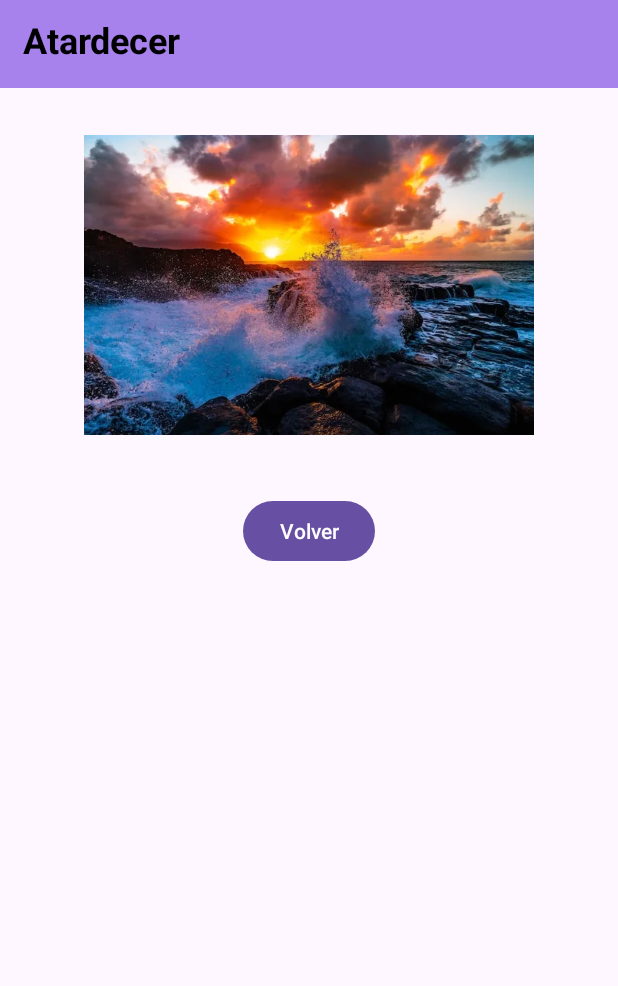
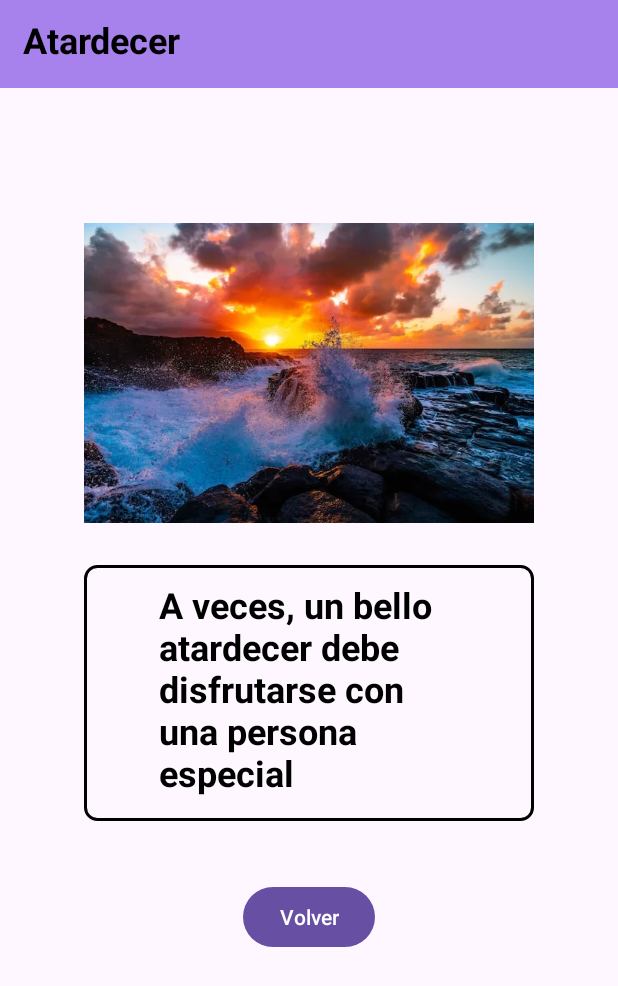
Before and after one commit to AldoVasquez07/PPDM_2024, an Android app: the screen it shows after launch (MainActivity), after a tap on "Siguiente", on a phone screen of 412 x 824 dp. Shown: the top 986 px of the screen. Run offline under Robolectric (Android 15) with nearby library versions, the phone set to English and light mode, and no system bars.

Commit message:
Se ha añadido un scroll y se han integrado cambios de diseño como una descripción de las imagenes y su respectivo encuadre.

```diff
--- a/Unidad_2/Practica_4/Ejercicios_Propuestos/App_Ejercicio_1/app/src/main/java/com/ppdm/app_ejercicio_1/modelos/ImageDisplayFragment.kt
+++ b/Unidad_2/Practica_4/Ejercicios_Propuestos/App_Ejercicio_1/app/src/main/java/com/ppdm/app_ejercicio_1/modelos/ImageDisplayFragment.kt
@@ -16,6 +16,7 @@ class ImageDisplayFragment : Fragment() {
     private lateinit var imageView: ImageView
     private lateinit var backButton: Button
     private lateinit var headerText: TextView
+    private lateinit var infoImage: TextView
     private val viewModel: ImageViewModel by activityViewModels()
 
     override fun onCreateView(
@@ -26,10 +27,12 @@ class ImageDisplayFragment : Fragment() {
         imageView = view.findViewById(R.id.imageView)
         backButton = view.findViewById(R.id.backButton)
         headerText = view.findViewById(R.id.headerText)
+        infoImage = view.findViewById(R.id.infoImage)
 
         // Observar el índice de imagen seleccionado
         viewModel.selectedImageIndex.observe(viewLifecycleOwner) { index ->
             headerText.text = Utils.imageNames[index]
+            infoImage.text = Utils.imageDescription[index]
 
             // Lista de imágenes
             val images = arrayOf(
@@ -40,6 +43,7 @@ class ImageDisplayFragment : Fragment() {
 
             val validIndex = index.coerceIn(images.indices)
             imageView.setImageResource(images[validIndex])
+
         }
 
         backButton.setOnClickListener {
--- a/Unidad_2/Practica_4/Ejercicios_Propuestos/App_Ejercicio_1/app/src/main/java/com/ppdm/app_ejercicio_1/modelos/Utils.kt
+++ b/Unidad_2/Practica_4/Ejercicios_Propuestos/App_Ejercicio_1/app/src/main/java/com/ppdm/app_ejercicio_1/modelos/Utils.kt
@@ -3,6 +3,11 @@ package com.ppdm.app_ejercicio_1.modelos
 object Utils {
     // Lista de opciones de imagenes
     val imageNames = arrayOf("Atardecer", "Nieve", "Campo")
+    val imageDescription = arrayOf(
+        "A veces, un bello atardecer debe disfrutarse con una persona especial",
+        "Un clima frío, nos permite disfrutar de una nieve dulce",
+        "En un campo, una buena vista, color verde y relajar nuestra mente"
+    )
     // Valores constantes usados en los Activities
     val spinnerPosition = "spinner_position"
     val imageIndex = "image_index"
--- /dev/null
+++ b/Unidad_2/Practica_4/Ejercicios_Propuestos/App_Ejercicio_1/app/src/main/res/drawable/borde_text_view.xml
@@ -0,0 +1,7 @@
+<?xml version="1.0" encoding="utf-8"?>
+<shape xmlns:android="http://schemas.android.com/apk/res/android">
+    <solid android:color="@android:color/transparent"/> <!-- Fondo transparente -->
+    <stroke android:width="2dp" android:color="@android:color/black"/> <!-- Borde negro -->
+    <padding android:left="4dp" android:top="4dp" android:right="4dp" android:bottom="4dp"/> <!-- Margen interno -->
+    <corners android:radius="8dp"/> <!-- Bordes redondeados opcional -->
+</shape>
--- a/Unidad_2/Practica_4/Ejercicios_Propuestos/App_Ejercicio_1/app/src/main/res/layout/fragment_image_display.xml
+++ b/Unidad_2/Practica_4/Ejercicios_Propuestos/App_Ejercicio_1/app/src/main/res/layout/fragment_image_display.xml
@@ -1,9 +1,15 @@
 <?xml version="1.0" encoding="utf-8"?>
-<androidx.constraintlayout.widget.ConstraintLayout xmlns:android="http://schemas.android.com/apk/res/android"
+<ScrollView
+    xmlns:android="http://schemas.android.com/apk/res/android"
     xmlns:app="http://schemas.android.com/apk/res-auto"
     xmlns:tools="http://schemas.android.com/tools"
     android:layout_width="match_parent"
     android:layout_height="match_parent">
+
+    <androidx.constraintlayout.widget.ConstraintLayout
+        android:id="@+id/main"
+        android:layout_width="match_parent"
+        android:layout_height="wrap_content">
 
         <TextView
             android:id="@+id/headerText"
@@ -26,19 +32,38 @@
             android:layout_width="300dp"
             android:layout_height="200dp"
             android:layout_marginTop="90dp"
-        app:layout_constraintTop_toTopOf="parent"
+            app:layout_constraintTop_toBottomOf="@id/headerText"
             app:layout_constraintStart_toStartOf="parent"
-        app:layout_constraintEnd_toEndOf="parent"/>
+            app:layout_constraintEnd_toEndOf="parent" />
 
+        <TextView
+            android:id="@+id/infoImage"
+            android:layout_width="300dp"
+            android:layout_height="wrap_content"
+            android:layout_marginTop="28dp"
+            android:paddingStart="50dp"
+            android:paddingTop="10dp"
+            android:paddingEnd="50dp"
+            android:paddingBottom="16dp"
+            android:text="@string/descripcion_imagen"
+            android:textColor="@color/black"
+            android:textSize="24sp"
+            android:textStyle="bold"
+            android:background="@drawable/borde_text_view"
+            app:layout_constraintEnd_toEndOf="parent"
+            app:layout_constraintHorizontal_bias="0.5"
+            app:layout_constraintStart_toStartOf="parent"
+            app:layout_constraintTop_toBottomOf="@id/imageView" />
 
         <Button
             android:id="@+id/backButton"
             android:layout_width="wrap_content"
             android:layout_height="wrap_content"
             android:text="Volver"
-        app:layout_constraintTop_toBottomOf="@id/imageView"
+            app:layout_constraintTop_toBottomOf="@id/infoImage"
             app:layout_constraintEnd_toEndOf="parent"
             app:layout_constraintStart_toStartOf="parent"
-        android:layout_marginTop="40dp"/>
+            android:layout_marginTop="40dp" />
 
     </androidx.constraintlayout.widget.ConstraintLayout>
+</ScrollView>
--- a/Unidad_2/Practica_4/Ejercicios_Propuestos/App_Ejercicio_1/app/src/main/res/layout/fragment_image_selector.xml
+++ b/Unidad_2/Practica_4/Ejercicios_Propuestos/App_Ejercicio_1/app/src/main/res/layout/fragment_image_selector.xml
@@ -36,8 +36,9 @@
         android:id="@+id/textView"
         android:layout_width="wrap_content"
         android:layout_height="wrap_content"
-        android:layout_marginStart="30dp"
+        android:layout_marginStart="15dp"
         android:layout_marginTop="100dp"
+        android:textSize="15sp"
         android:text="Seleccione una Imagen"
         app:layout_constraintBottom_toTopOf="@+id/imageSpinner"
         app:layout_constraintStart_toStartOf="parent"
@@ -46,7 +47,7 @@
     <Spinner
         android:id="@+id/imageSpinner"
         android:layout_width="200dp"
-        android:layout_height="30dp"
+        android:layout_height="50dp"
         android:layout_marginEnd="8dp"
         app:layout_constraintEnd_toStartOf="@+id/nextButton"
         app:layout_constraintStart_toStartOf="parent"
--- a/Unidad_2/Practica_4/Ejercicios_Propuestos/App_Ejercicio_1/app/src/main/res/values/strings.xml
+++ b/Unidad_2/Practica_4/Ejercicios_Propuestos/App_Ejercicio_1/app/src/main/res/values/strings.xml
@@ -1,4 +1,6 @@
 <resources>
     <string name="app_name">App_Ejercicio_1</string>
     <string name="cabecera_imagen"> </string>
+    <string name="descripcion_imagen"> </string>
+
 </resources>
```
Lines whose indentation alone changed are shown as unchanged.
